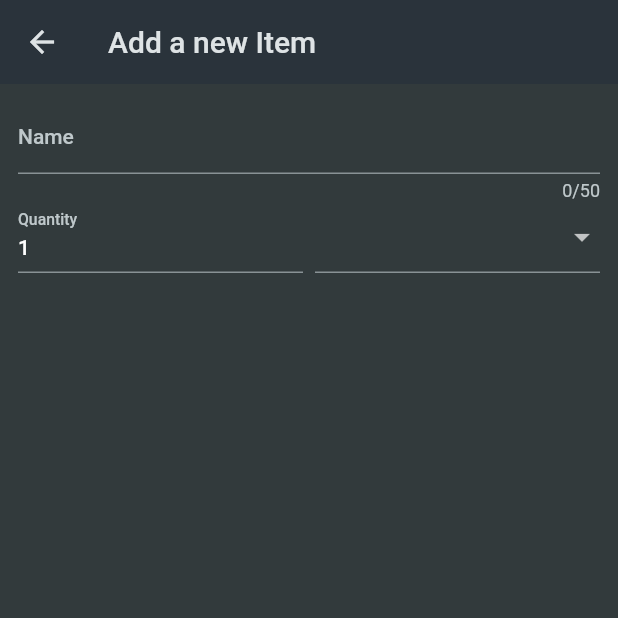
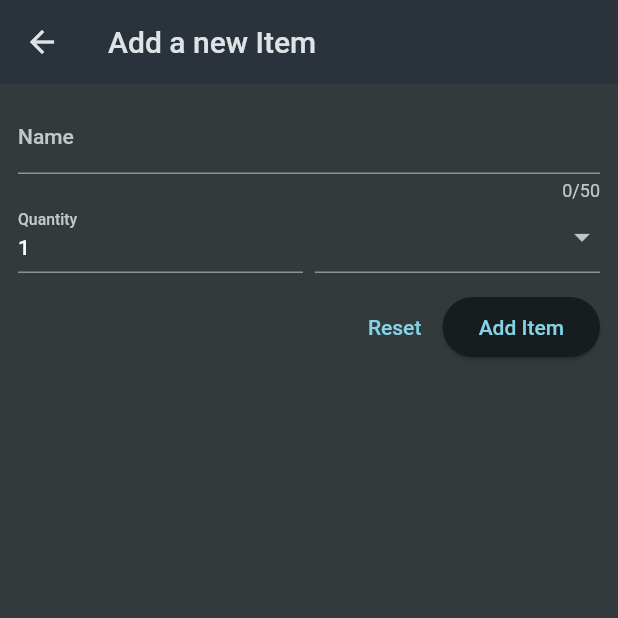
Before and after one commit to homebrew-coding-club/shopping_list, a Flutter app: the NewItem screen opened directly, on a phone screen of 412 x 824 dp, the top half of it. Run offline on Flutter 3.47's test engine with Material 2 defaults, Android fonts, the phone set to English and light mode, and no system bars.

Commit message:
add button form

```diff
--- a/lib/widgets/new_item.dart
+++ b/lib/widgets/new_item.dart
@@ -72,6 +72,26 @@ class _NewItemState extends State<NewItem> {
                     ),
                   ),
                 ],
+              ),
+              const SizedBox(
+                height: 12,
+              ),
+              Row(
+                mainAxisAlignment: MainAxisAlignment.end,
+                children: [
+                  TextButton(
+                    onPressed: () {},
+                    child: const Text(
+                      'Reset',
+                    ),
+                  ),
+                  ElevatedButton(
+                    onPressed: () {},
+                    child: const Text(
+                      'Add Item',
+                    ),
+                  ),
+                ],
               )
             ],
           ),
```
